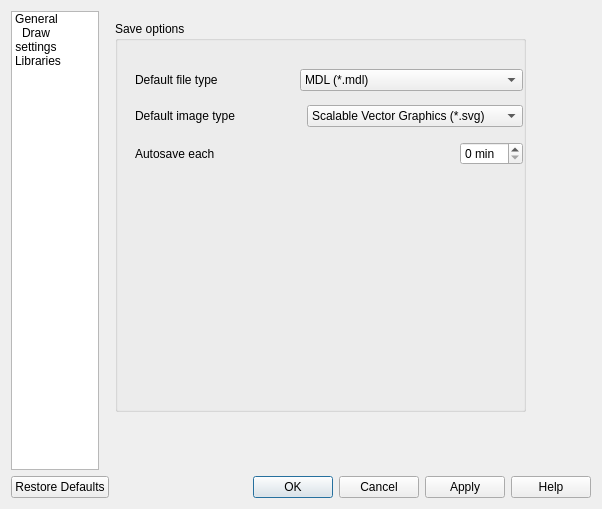
Before: the Qt Designer form molsketch/src/settings.ui in timvdm/Molsketch, drawn with Qt 5.
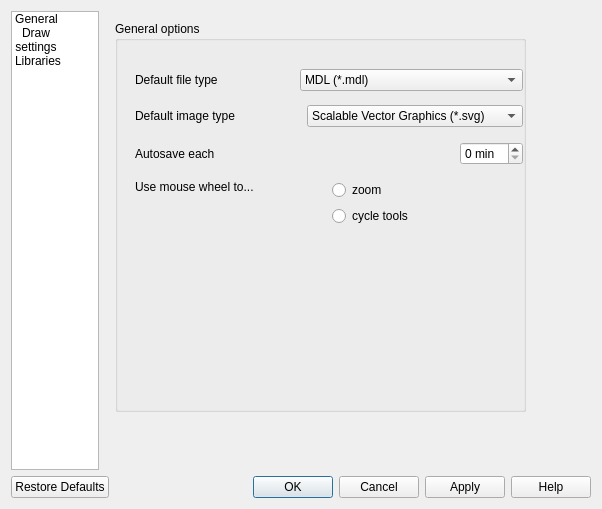
After: the same form once the commit is applied. The open tabs and pages were chosen to show the change. Icons and pictures are not drawn.

Commit message: Mouse wheel for tool cycling configuration (ask if not set)

```diff
--- a/molsketch/src/settings.ui
+++ b/molsketch/src/settings.ui
@@ -107,7 +107,7 @@
             </rect>
            </property>
            <property name="title">
-            <string>Save options</string>
+            <string>General options</string>
            </property>
            <widget class="QWidget" name="generalLayoutWidget">
             <property name="geometry">
@@ -115,7 +115,7 @@
               <x>20</x>
               <y>40</y>
               <width>388</width>
-              <height>116</height>
+              <height>176</height>
              </rect>
             </property>
             <layout class="QVBoxLayout" name="SaveLayout">
@@ -203,6 +203,38 @@
                </item>
               </layout>
              </item>
+             <item>
+              <layout class="QHBoxLayout" name="horizontalLayout_3">
+               <item>
+                <widget class="QLabel" name="label">
+                 <property name="text">
+                  <string>Use mouse wheel to...</string>
+                 </property>
+                 <property name="alignment">
+                  <set>Qt::AlignLeading|Qt::AlignLeft|Qt::AlignTop</set>
+                 </property>
+                </widget>
+               </item>
+               <item>
+                <layout class="QVBoxLayout" name="verticalLayout_2">
+                 <item>
+                  <widget class="QRadioButton" name="mouseWheelZoom">
+                   <property name="text">
+                    <string>zoom</string>
+                   </property>
+                  </widget>
+                 </item>
+                 <item>
+                  <widget class="QRadioButton" name="mouseWheelCycleTools">
+                   <property name="text">
+                    <string>cycle tools</string>
+                   </property>
+                  </widget>
+                 </item>
+                </layout>
+               </item>
+              </layout>
+             </item>
             </layout>
            </widget>
           </widget>
```
Left out of the diff: 10 changed lines with no effect on the pictures. The commit also changes 5 other files.
